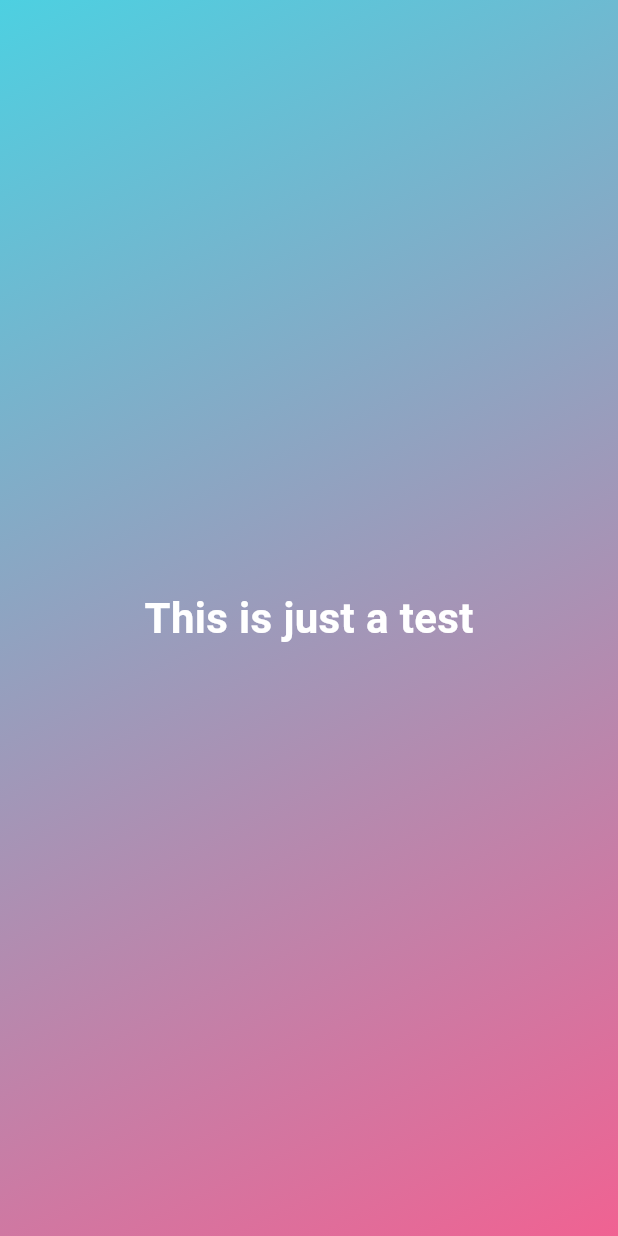
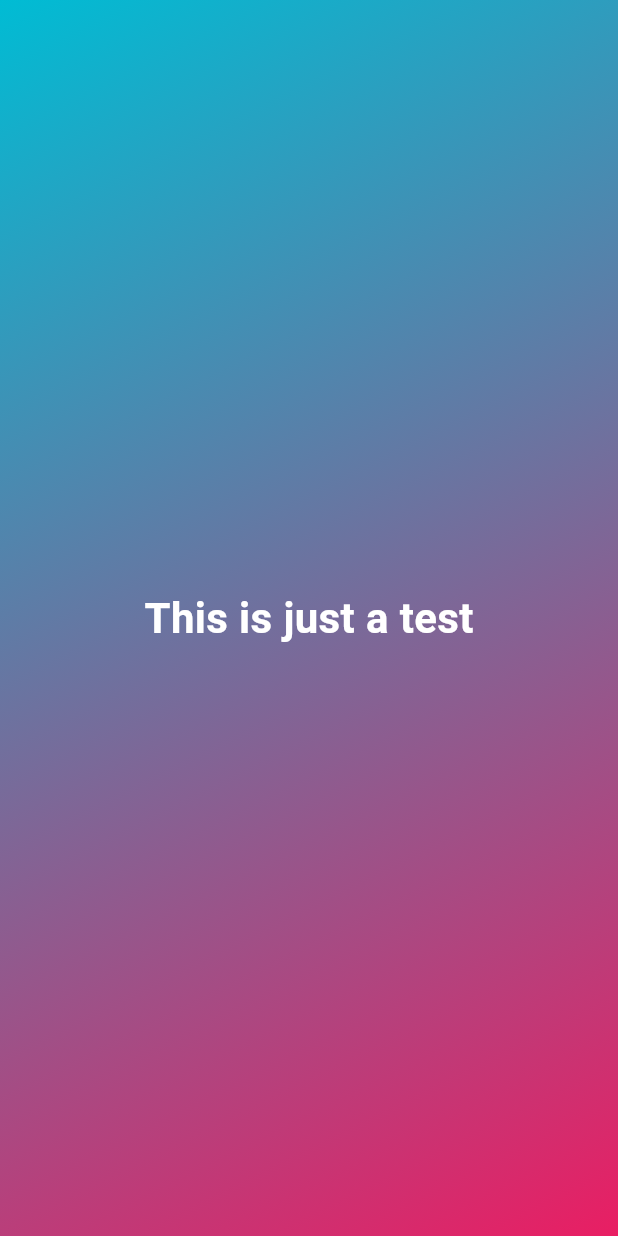
Before and after one commit to eacardenase/flutter_dice, a Flutter app: the screen it shows after launch, on a phone screen of 412 x 824 dp. Run offline on Flutter 3.47's test engine with Material 3 defaults, Android fonts, the phone set to English and light mode, and no system bars.

Commit message:
refactor: make gradient container widget reusable

```diff
--- a/lib/widgets/gradient_container.dart
+++ b/lib/widgets/gradient_container.dart
@@ -3,7 +3,12 @@ import 'package:flutter/material.dart';
 import 'package:dice_app/widgets/styled_text.dart';
 
 class GradientContainer extends StatelessWidget {
-  const GradientContainer({super.key});
+  const GradientContainer({
+    super.key,
+    this.colors = const [Colors.cyan, Colors.pink],
+  });
+
+  final List<Color> colors;
 
   @override
   Widget build(BuildContext context) {
@@ -12,10 +17,7 @@ class GradientContainer extends StatelessWidget {
           gradient: LinearGradient(
         begin: Alignment.topLeft,
         end: Alignment.bottomRight,
-        colors: [
-          Colors.cyan.shade300,
-          Colors.pink.shade300,
-        ],
+        colors: colors,
       )),
       child: const Center(
         child: StyledText("This is just a test"),
```
